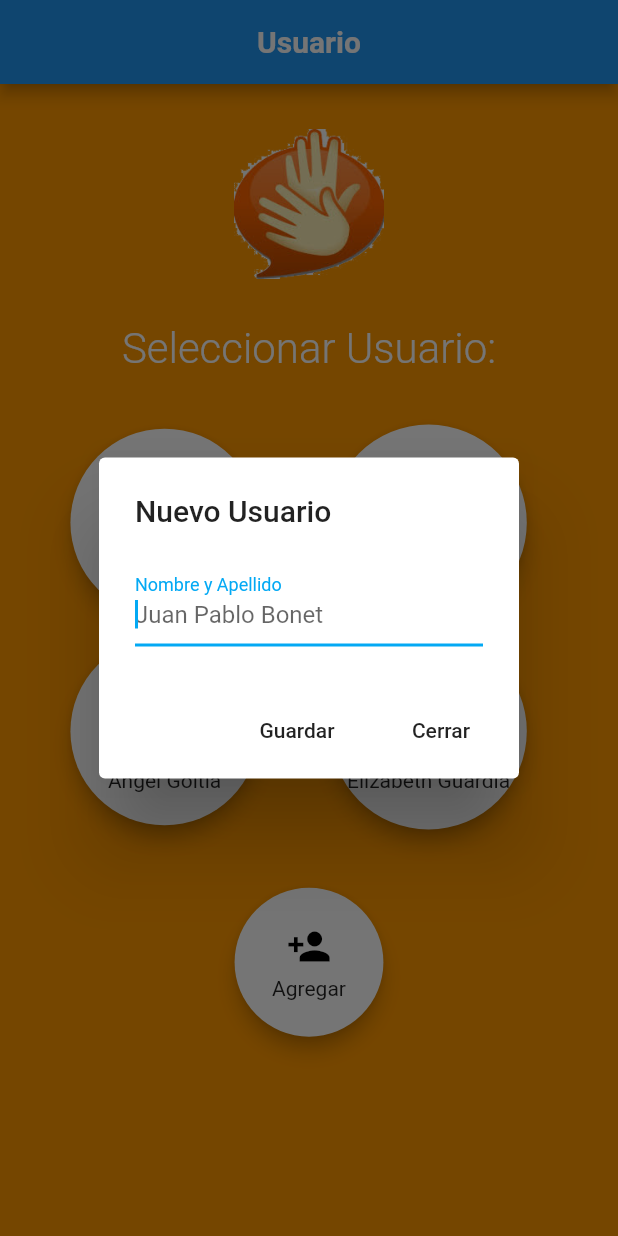
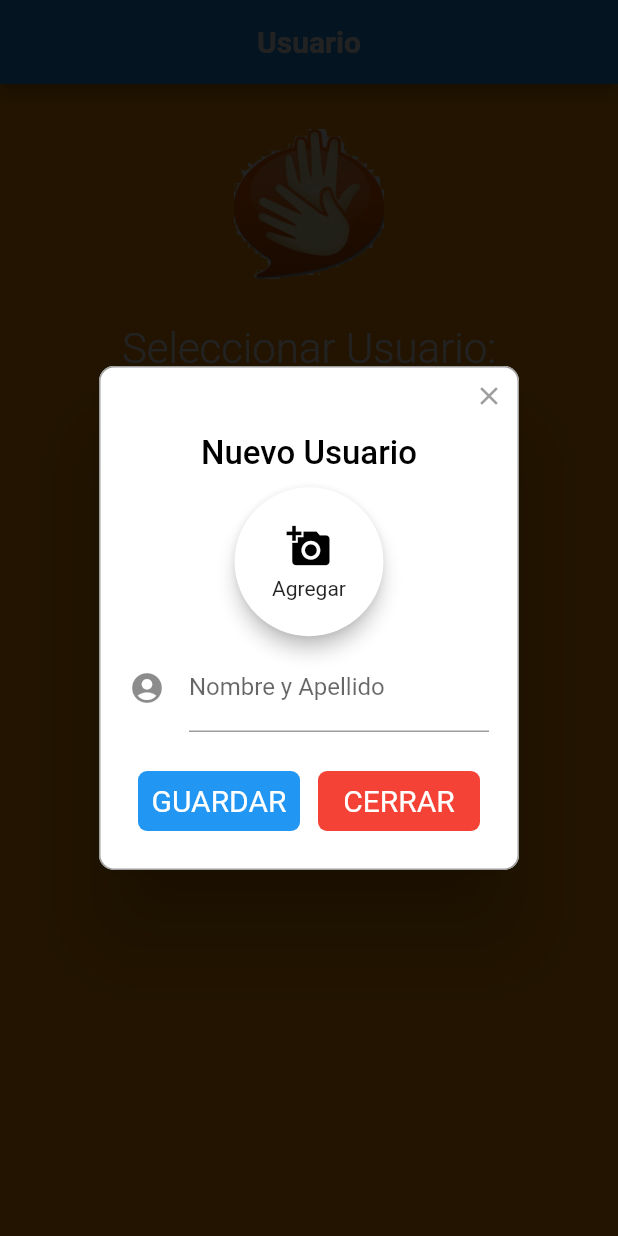
Before and after one commit to hostelix/lenguaje_de_senas_app, a Flutter app: the UsersPage screen opened directly, after a tap on "Agregar", on a phone screen of 412 x 824 dp. Run offline on Flutter 3.47's test engine with Material 2 defaults, Android fonts, the phone set to English and light mode, and no system bars; drawn by our look-alikes of rflutter_alert; our stand-ins replace sqflite; accounts and stored records are empty; Roboto replaces fonts that are missing (Nunito).

Commit message:
modificacion modal

```diff
--- a/lib/Model/user.dart
+++ b/lib/Model/user.dart
@@ -1,7 +1,7 @@
 
 class User{
   int idUser;
-  String nameUser;
+  String nameUser, urlImageUser;
 
   User();
 }
--- a/lib/dataBase.dart
+++ b/lib/dataBase.dart
@@ -31,7 +31,7 @@ class DBLenguajeSenas{
 
   void onCreateFunc (Database db, int version) async{
     //create table
-    await db.execute('CREATE TABLE $tableName (idUsers INTEGER PRIMARY KEY AUTOINCREMENT, name VARCHAR(30));');
+    await db.execute('CREATE TABLE $tableName (idUsers INTEGER PRIMARY KEY AUTOINCREMENT, nameUsers VARCHAR(30), urlImageUsers text );');
   }
 
   /*
@@ -50,6 +50,7 @@ class DBLenguajeSenas{
       User user = new User();
       user.idUser = list[i]['idUsers'];
       user.nameUser =  list[i]['nameUsers'];
+      user.urlImageUser =  list[i]['urlImageUsers'];
 
       users.add(user);
     }
@@ -61,7 +62,7 @@ class DBLenguajeSenas{
   // Add New User
   void addNewUser (User user) async{
     var dbConnection = await db;
-    String query = 'INSERT INTO $tableName (nameUsers) VALUE (\'${user.nameUser}\')';
+    String query = 'INSERT INTO $tableName (nameUsers, urlImageUsers) VALUE (\'${user.nameUser}\',\'${user.urlImageUser}\')';
     await dbConnection.transaction((transaction) async{
       return await transaction.rawInsert(query);
     });
@@ -71,7 +72,7 @@ class DBLenguajeSenas{
   // Update User
   void updateUser (User user) async{
     var dbConnection = await db;
-    String query = 'UPDATE $tableName SET nameUsers=\'${user.nameUser}\' WHERE idUsers=${user.idUser}';
+    String query = 'UPDATE $tableName SET nameUsers=\'${user.nameUser}\', urlImageUsers=\'${user.urlImageUser}\' WHERE idUsers=${user.idUser}';
     await dbConnection.transaction((transaction) async{
       return await transaction.rawQuery(query);
     });
--- a/lib/users_page.dart
+++ b/lib/users_page.dart
@@ -1,4 +1,15 @@
 import 'package:flutter/material.dart';
+import 'package:lenguaje_de_senas_app/Model/user.dart';
+import 'package:rflutter_alert/rflutter_alert.dart';
+import 'dataBase.dart';
+import 'dart:async';
+import 'package:flutter/services.dart';
+
+Future<List<User>> getUsers() async{
+  var dbLenguajeSenas = DBLenguajeSenas();
+  Future<List<User>> users = dbLenguajeSenas.getUsers();
+  return users;
+}
 
 class UsersPage extends StatefulWidget {
   @override
@@ -7,8 +18,7 @@ class UsersPage extends StatefulWidget {
 
 class _UsersPageState extends State<UsersPage> {
   bool _showProgress = false;
-
-  bool _users = true;
+  final _formKey = new GlobalKey<FormState>();
 
   @override
   Widget build(BuildContext context) {
@@ -21,15 +31,7 @@ class _UsersPageState extends State<UsersPage> {
         ),
       ),
       body:SingleChildScrollView(
-        child:  checkListUsers(),
-      ),
-    );
-  }
-
-  checkListUsers(){
-
-    if (_users){
-      return Padding(
+        child:  Padding(
           padding: EdgeInsets.all(30.0),
           child: Container(
             child: Column(
@@ -48,86 +50,38 @@ class _UsersPageState extends State<UsersPage> {
                     fontWeight: FontWeight.w300,
                   ),
                 ),
-              SizedBox(height: 30.0),
-              Row(
+                SizedBox(height: 15.0),
+                FutureBuilder(
+                  future: getUsers(),
+                  builder: (context, snapshot){
+                    if(snapshot.data == null || snapshot.data.isEmpty)
+                    {
+                      return Row(
                         mainAxisAlignment: MainAxisAlignment.spaceAround,
                         children: <Widget>[
                           GestureDetector(
-                    //onTap: () => loginUser("user1"),
-                    child: user1(),
-                  ),
-                  GestureDetector(
-                    //onTap: () => loginUser("user2"),
-                    child: user2(),
+                            onTap: () => _showDialogNew(),
+                            child: noUsers(),
                           ),
                         ],
-              ),
-              Row(
-                mainAxisAlignment: MainAxisAlignment.spaceAround,
-                children: <Widget>[
-                  GestureDetector(
-                    //onTap: () => loginUser("user1"),
-                    child: user1(),
-                  ),
-                  GestureDetector(
-                    //onTap: () => loginUser("user2"),
-                    child: user2(),
-                  ),
-                ],
-              ),
-              SizedBox(height: 30.0),
-              Row(
-                mainAxisAlignment: MainAxisAlignment.spaceAround,
-                children: <Widget>[
-                  GestureDetector(
-                    onTap: () => _showDialog(),
-                    child: noUsers(),
-                  ),
-
-                ],
-              ),
-            ],
-          ),
-        ),
                       );
                     }
                     else
                     {
-      return Padding(
-        padding: EdgeInsets.all(30.0),
-        child: Container(
-          child: Column(
-            mainAxisAlignment: MainAxisAlignment.center,
-            crossAxisAlignment: CrossAxisAlignment.stretch,
-            children: <Widget>[
-              logo(),
-              SizedBox(height: 20.0),
-              Text(
-                "Seleccionar Usuario:",
-                textAlign: TextAlign.center,
-                style: TextStyle(
-                  fontSize: 28.0,
-                  fontFamily: "Roboto",
-                  color: Colors.white,
-                  fontWeight: FontWeight.w300,
-                ),
-              ),
-              SizedBox(height: 30.0),
-              Row(
+                      return Row(
                         mainAxisAlignment: MainAxisAlignment.spaceAround,
-                children: <Widget>[
-                  GestureDetector(
-                    onTap: () => _showDialog(),
-                    child: noUsers(),
-                  ),
+                        children: snapshot.data.map<Widget>((user)=>drawUser(user)).toList()
 
-                ],
-              ),
+                      );
+                    }
+                  },
+                )
               ],
             ),
           ),
+        )
+      ),
     );
-    }
   }
 
   Card noUsers(){
@@ -151,17 +105,17 @@ class _UsersPageState extends State<UsersPage> {
   }
 
 
-  Card user1() {
+  Widget drawUser(User user) {
     return Card(
       child: Container(
         padding: EdgeInsets.all(25.0),
         child: Column(
           mainAxisSize: MainAxisSize.min,
           children: <Widget>[
-            userImage('assets/users/angel_goitia.jpg'),
+            userImage('${user.urlImageUser}'),
             SizedBox(height: 5.0),
             Text(
-              'Angel Goitia',
+              '${user.nameUser}',
             ),
           ],
         ),
@@ -214,45 +168,76 @@ class _UsersPageState extends State<UsersPage> {
     }
   }
 
-  void _showDialog() {
-    String nameUsers = '';
-    // flutter defined function
-    showDialog(
+  void _showDialogNew(){
+    String nameUser = '';
+
+    Alert(
+
         context: context,
-      builder: (BuildContext context) {
-        // return object of type Dialog
-        return AlertDialog(
-          title: Text('Nuevo Usuario'),
-          content: new Row(
+        title: "Nuevo Usuario",
+        content: Column(
           children: <Widget>[
-              new Expanded(
-                  child: new TextField(
-                autofocus: true,
-                decoration: new InputDecoration(
-                    labelText: 'Nombre y Apellido', hintText: 'Juan Pablo Bonet'),
-                onChanged: (value) {
-                  nameUsers = value;
-                },
-              ))
+            noImage(),
+            Form(
+              key: _formKey,
+              child:TextFormField(
+                inputFormatters: [
+                  WhitelistingTextInputFormatter(RegExp("[a-zA-Z]"))
+                ],
+                textInputAction: TextInputAction.done,
+                decoration: InputDecoration(
+                  icon: Icon(Icons.account_circle),
+                  labelText: 'Nombre y Apellido',
+                ),
+                validator:(value) => value.isEmpty ? 'Ingrese tu nombre y apellido.':null
+              ),
+            )
+
           ],
         ),
-          actions: <Widget>[
-            FlatButton(
-              child: Text('Guardar'),
-              onPressed: () {
-                Navigator.of(context).pop(nameUsers);
+        buttons: [
+          DialogButton(
+            onPressed: (){
+              setState(() {
+                if(_formKey.currentState.validate()){
+                  Navigator.of(context).pop(nameUser);
+                }
+              });
             },
+            child: Text(
+              "GUARDAR",
+              style: TextStyle(color: Colors.white, fontSize: 20),
             ),
-            FlatButton(
-              child: Text('Cerrar'),
-              onPressed: () {
-                Navigator.of(context).pop();
-              },
+            color: Colors.blue,
+          ),
+          DialogButton(
+            onPressed: () => Navigator.of(context).pop(),
+            child: Text(
+              "CERRAR",
+              style: TextStyle(color: Colors.white, fontSize: 20),
+            ),
+            color: Colors.red,
+          ),
+        ]).show();
+  }
+
+  Card noImage(){
+    return Card(
+      child: Container(
+        padding: EdgeInsets.all(25.0),
+        child: Column(
+          mainAxisSize: MainAxisSize.min,
+          children: <Widget>[
+            Icon(Icons.add_a_photo, color:Colors.black, size: 30.0,),
+            SizedBox(height: 5.0),
+            Text(
+              'Agregar',
             ),
           ],
-        );
-      },
+        ),
+      ),
+      elevation: 5.0,
+      shape: CircleBorder(),
     );
   }
-
 }
--- a/pubspec.yaml
+++ b/pubspec.yaml
@@ -24,6 +24,7 @@ dependencies:
   sqflite: ^1.1.6
   path_provider: ^0.4.1
   fluttertoast: ^3.1.3
+  rflutter_alert: ^1.0.3
 
 dev_dependencies:
   flutter_test:
```
Also changed, not shown: pubspec.lock. Lines whose indentation alone changed are shown as unchanged.
